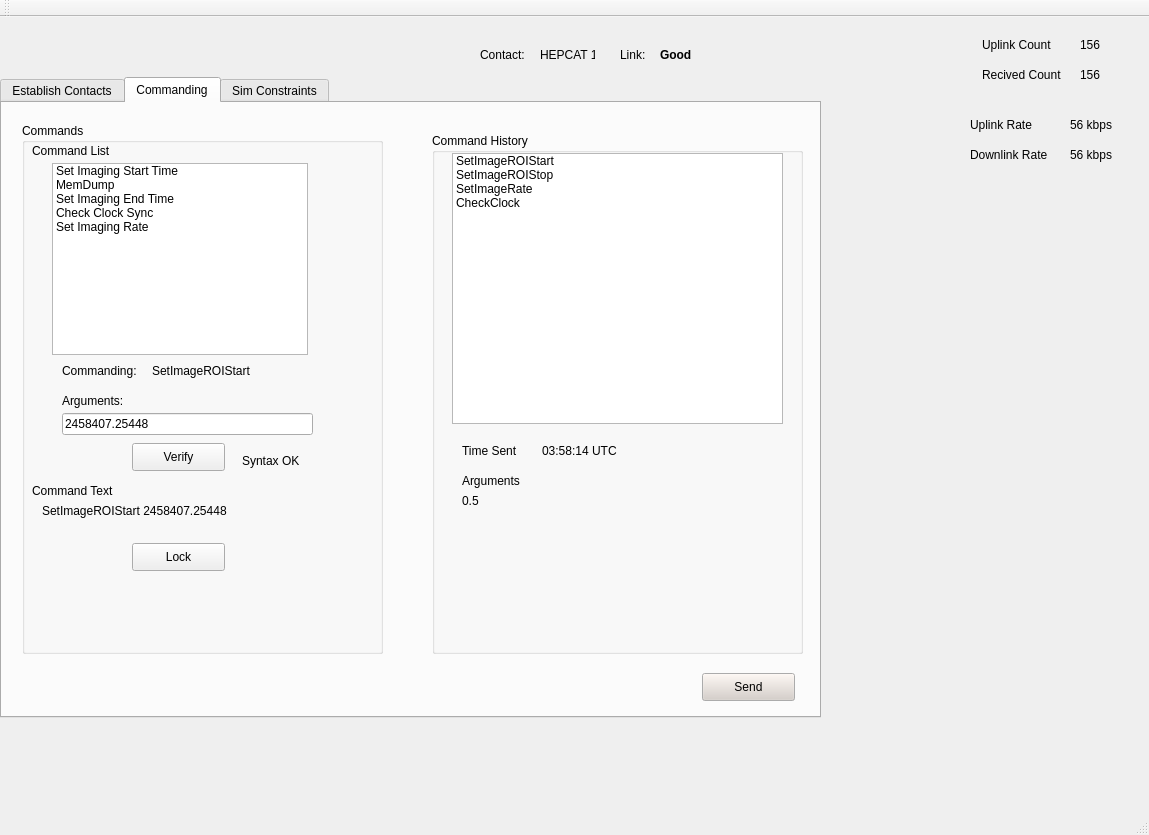
The window that cdh/sgs/ground_control/CommandApplication/HEPCATSGCAPP/mainwindow.ui (bSolt/Project_HEPCATS) describes before a commit, drawn with Qt 5.
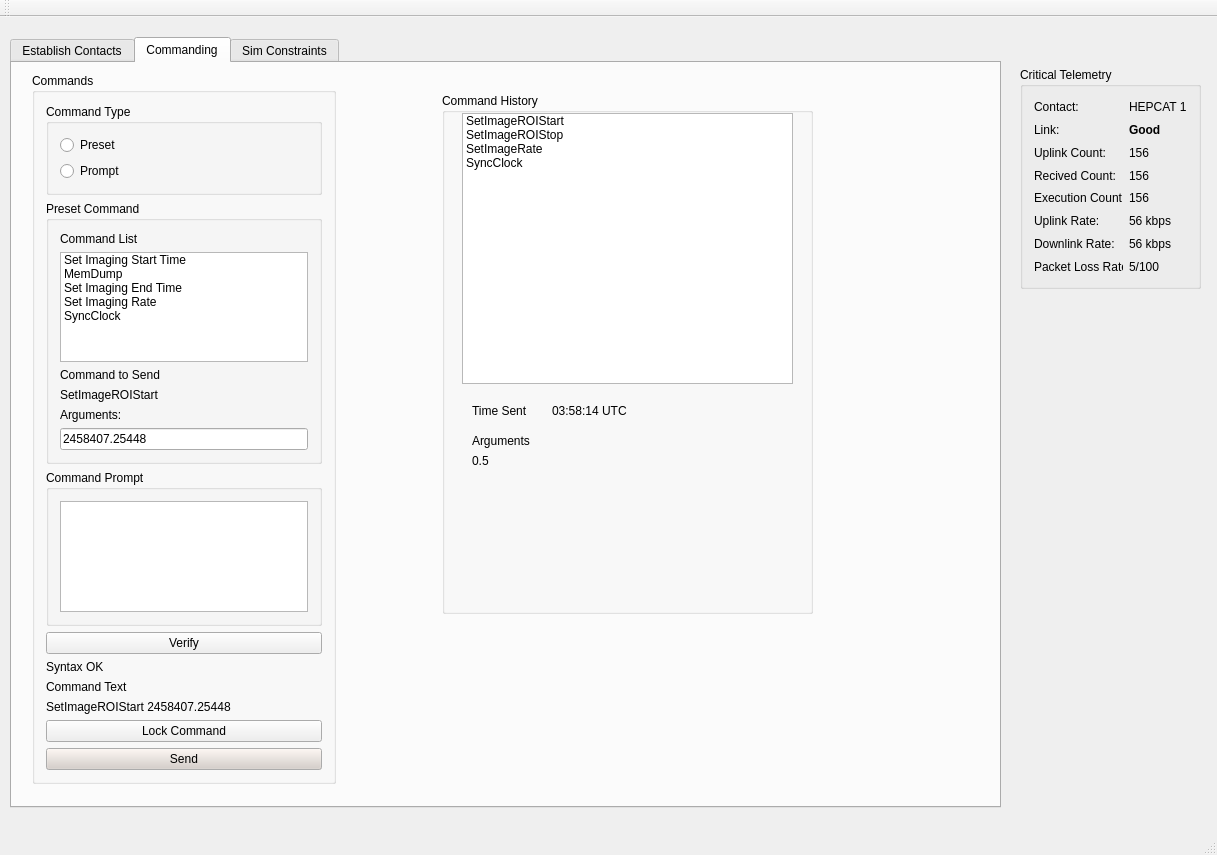
The same window after the commit. The open tabs and pages were chosen to show the change.

Patch:
```diff
--- a/cdh/sgs/ground_control/CommandApplication/HEPCATSGCAPP/mainwindow.ui
+++ b/cdh/sgs/ground_control/CommandApplication/HEPCATSGCAPP/mainwindow.ui
@@ -6,102 +6,62 @@
    <rect>
     <x>0</x>
     <y>0</y>
-    <width>1149</width>
-    <height>835</height>
+    <width>1217</width>
+    <height>855</height>
    </rect>
   </property>
   <property name="windowTitle">
-   <string>MainWindow</string>
+   <string>HEPCATS Command Application</string>
   </property>
   <widget class="QWidget" name="centralWidget">
-   <widget class="QLabel" name="label">
-    <property name="geometry">
-     <rect>
-      <x>982</x>
-      <y>20</y>
-      <width>71</width>
-      <height>16</height>
-     </rect>
-    </property>
-    <property name="text">
-     <string>Uplink Count</string>
-    </property>
-   </widget>
-   <widget class="QLabel" name="label_2">
-    <property name="geometry">
-     <rect>
-      <x>982</x>
-      <y>50</y>
-      <width>81</width>
-      <height>16</height>
-     </rect>
-    </property>
-    <property name="text">
-     <string>Recived Count</string>
-    </property>
-   </widget>
-   <widget class="QLabel" name="label_9">
-    <property name="geometry">
-     <rect>
-      <x>480</x>
-      <y>30</y>
-      <width>55</width>
-      <height>16</height>
-     </rect>
-    </property>
-    <property name="text">
-     <string>Contact:</string>
-    </property>
-   </widget>
-   <widget class="QLabel" name="ContactName">
-    <property name="geometry">
-     <rect>
-      <x>540</x>
-      <y>30</y>
-      <width>55</width>
-      <height>16</height>
-     </rect>
-    </property>
-    <property name="text">
-     <string>HEPCAT 1</string>
-    </property>
-   </widget>
    <widget class="QTabWidget" name="tabWidget">
     <property name="geometry">
      <rect>
-      <x>0</x>
-      <y>60</y>
-      <width>821</width>
-      <height>641</height>
+      <x>10</x>
+      <y>20</y>
+      <width>991</width>
+      <height>771</height>
      </rect>
     </property>
     <property name="currentIndex">
-     <number>2</number>
+     <number>0</number>
     </property>
     <widget class="QWidget" name="tab_2">
      <attribute name="title">
       <string>Establish Contacts</string>
      </attribute>
+     <widget class="QGroupBox" name="groupBox_5">
+      <property name="geometry">
+       <rect>
+        <x>10</x>
+        <y>20</y>
+        <width>341</width>
+        <height>181</height>
+       </rect>
+      </property>
+      <property name="title">
+       <string>Contact Selection</string>
+      </property>
      <widget class="QLabel" name="label_6">
       <property name="geometry">
        <rect>
-        <x>30</x>
-        <y>30</y>
-        <width>55</width>
-        <height>16</height>
+         <x>12</x>
+         <y>35</y>
+         <width>47</width>
+         <height>17</height>
        </rect>
       </property>
       <property name="text">
-       <string>Contacts</string>
+        <string>Contact:</string>
       </property>
      </widget>
      <widget class="QComboBox" name="comboBox">
       <property name="geometry">
        <rect>
-        <x>100</x>
-        <y>30</y>
-        <width>101</width>
-        <height>22</height>
+         <x>153</x>
+         <y>35</y>
+         <width>89</width>
+         <height>25</height>
        </rect>
       </property>
       <item>
@@ -123,92 +83,95 @@
      <widget class="QPushButton" name="pushButton_2">
       <property name="geometry">
        <rect>
-        <x>90</x>
-        <y>70</y>
-        <width>121</width>
-        <height>28</height>
+         <x>12</x>
+         <y>104</y>
+         <width>106</width>
+         <height>25</height>
        </rect>
       </property>
       <property name="text">
        <string>Establish Contact</string>
       </property>
      </widget>
+      <widget class="QGroupBox" name="groupBox_6">
+       <property name="geometry">
+        <rect>
+         <x>153</x>
+         <y>69</y>
+         <width>176</width>
+         <height>96</height>
+        </rect>
+       </property>
+       <property name="title">
+        <string>Contact Type:</string>
+       </property>
+       <layout class="QVBoxLayout" name="verticalLayout">
+        <item>
+         <widget class="QRadioButton" name="radioButton">
+          <property name="text">
+           <string>Master (Commanding)</string>
+          </property>
+         </widget>
+        </item>
+        <item>
+         <widget class="QRadioButton" name="radioButton_2">
+          <property name="text">
+           <string>Telemetry</string>
+          </property>
+         </widget>
+        </item>
+       </layout>
+      </widget>
+     </widget>
     </widget>
     <widget class="QWidget" name="CommandingTab">
      <attribute name="title">
       <string>Commanding</string>
      </attribute>
-     <widget class="QPushButton" name="SendCommand">
-      <property name="geometry">
-       <rect>
-        <x>700</x>
-        <y>570</y>
-        <width>93</width>
-        <height>28</height>
-       </rect>
-      </property>
-      <property name="palette">
-       <palette>
-        <active>
-         <colorrole role="Button">
-          <brush brushstyle="SolidPattern">
-           <color alpha="255">
-            <red>170</red>
-            <green>0</green>
-            <blue>0</blue>
-           </color>
-          </brush>
-         </colorrole>
-        </active>
-        <inactive>
-         <colorrole role="Button">
-          <brush brushstyle="SolidPattern">
-           <color alpha="255">
-            <red>214</red>
-            <green>206</green>
-            <blue>200</blue>
-           </color>
-          </brush>
-         </colorrole>
-        </inactive>
-        <disabled>
-         <colorrole role="Button">
-          <brush brushstyle="SolidPattern">
-           <color alpha="255">
-            <red>214</red>
-            <green>206</green>
-            <blue>200</blue>
-           </color>
-          </brush>
-         </colorrole>
-        </disabled>
-       </palette>
-      </property>
-      <property name="text">
-       <string>Send</string>
-      </property>
-     </widget>
      <widget class="QGroupBox" name="groupBox_2">
       <property name="geometry">
        <rect>
         <x>20</x>
-        <y>20</y>
-        <width>361</width>
-        <height>531</height>
+        <y>10</y>
+        <width>304</width>
+        <height>711</height>
        </rect>
       </property>
       <property name="title">
        <string>Commands</string>
       </property>
+      <layout class="QVBoxLayout" name="verticalLayout_2">
+       <item>
+        <widget class="QGroupBox" name="groupBox_8">
+         <property name="title">
+          <string>Command Type</string>
+         </property>
+         <layout class="QVBoxLayout" name="verticalLayout_3">
+          <item>
+           <widget class="QRadioButton" name="radioButton_3">
+            <property name="text">
+             <string>Preset</string>
+            </property>
+           </widget>
+          </item>
+          <item>
+           <widget class="QRadioButton" name="radioButton_4">
+            <property name="text">
+             <string>Prompt</string>
+            </property>
+           </widget>
+          </item>
+         </layout>
+        </widget>
+       </item>
+       <item>
+        <widget class="QGroupBox" name="groupBox_7">
+         <property name="title">
+          <string>Preset Command</string>
+         </property>
+         <layout class="QGridLayout" name="gridLayout_2">
+          <item row="1" column="0">
       <widget class="QListWidget" name="CommandList">
-       <property name="geometry">
-        <rect>
-         <x>30</x>
-         <y>40</y>
-         <width>256</width>
-         <height>192</height>
-        </rect>
-       </property>
        <item>
         <property name="text">
          <string>Set Imaging Start Time</string>
@@ -224,147 +187,148 @@
          <string>Set Imaging End Time</string>
         </property>
        </item>
-       <item>
-        <property name="text">
-         <string>Check Clock Sync</string>
-        </property>
-       </item>
        <item>
         <property name="text">
          <string>Set Imaging Rate</string>
         </property>
        </item>
-      </widget>
+            <item>
+             <property name="text">
+              <string>SyncClock</string>
+             </property>
+            </item>
+           </widget>
+          </item>
+          <item row="5" column="0">
+           <widget class="QLabel" name="label_3">
+            <property name="text">
+             <string>Arguments:</string>
+            </property>
+           </widget>
+          </item>
+          <item row="0" column="0">
       <widget class="QLabel" name="label_4">
-       <property name="geometry">
-        <rect>
-         <x>10</x>
-         <y>20</y>
-         <width>111</width>
-         <height>16</height>
-        </rect>
-       </property>
        <property name="text">
         <string>Command List</string>
        </property>
       </widget>
+          </item>
+          <item row="3" column="0">
       <widget class="QLabel" name="label_8">
-       <property name="geometry">
-        <rect>
-         <x>40</x>
-         <y>240</y>
-         <width>111</width>
-         <height>16</height>
-        </rect>
-       </property>
        <property name="text">
-        <string>Commanding:</string>
-       </property>
-      </widget>
-      <widget class="QLabel" name="CurrentCommand">
-       <property name="geometry">
-        <rect>
-         <x>130</x>
-         <y>240</y>
-         <width>121</width>
-         <height>16</height>
-        </rect>
-       </property>
-       <property name="text">
-        <string>SetImageROIStart</string>
-       </property>
-      </widget>
-      <widget class="QLabel" name="label_3">
-       <property name="geometry">
-        <rect>
-         <x>40</x>
-         <y>270</y>
-         <width>91</width>
-         <height>16</height>
-        </rect>
-       </property>
-       <property name="text">
-        <string>Arguments:</string>
-       </property>
-      </widget>
+             <string>Command to Send</string>
+            </property>
+           </widget>
+          </item>
+          <item row="6" column="0">
       <widget class="QLineEdit" name="lineEdit">
-       <property name="geometry">
-        <rect>
-         <x>40</x>
-         <y>290</y>
-         <width>251</width>
-         <height>22</height>
-        </rect>
-       </property>
        <property name="text">
         <string>2458407.25448</string>
        </property>
       </widget>
+          </item>
+          <item row="4" column="0">
+           <widget class="QLabel" name="CurrentCommand">
+            <property name="text">
+             <string>SetImageROIStart</string>
+            </property>
+           </widget>
+          </item>
+         </layout>
+        </widget>
+       </item>
+       <item>
+        <widget class="QGroupBox" name="groupBox_9">
+         <property name="title">
+          <string>Command Prompt</string>
+         </property>
+         <layout class="QVBoxLayout" name="verticalLayout_4">
+          <item>
+           <widget class="QPlainTextEdit" name="plainTextEdit"/>
+          </item>
+         </layout>
+        </widget>
+       </item>
+       <item>
       <widget class="QPushButton" name="pushButton">
-       <property name="geometry">
-        <rect>
-         <x>110</x>
-         <y>320</y>
-         <width>93</width>
-         <height>28</height>
-        </rect>
-       </property>
        <property name="text">
         <string>Verify</string>
        </property>
       </widget>
+       </item>
+       <item>
       <widget class="QLabel" name="SyntaxStatus">
-       <property name="geometry">
-        <rect>
-         <x>220</x>
-         <y>330</y>
-         <width>91</width>
-         <height>16</height>
-        </rect>
-       </property>
        <property name="text">
         <string>Syntax OK</string>
        </property>
       </widget>
+       </item>
+       <item>
       <widget class="QLabel" name="label_5">
-       <property name="geometry">
-        <rect>
-         <x>10</x>
-         <y>360</y>
-         <width>91</width>
-         <height>16</height>
-        </rect>
-       </property>
        <property name="text">
         <string>Command Text</string>
        </property>
       </widget>
+       </item>
+       <item>
       <widget class="QLabel" name="CommandToSend">
-       <property name="geometry">
-        <rect>
-         <x>20</x>
-         <y>380</y>
-         <width>261</width>
-         <height>16</height>
-        </rect>
-       </property>
        <property name="text">
         <string>SetImageROIStart 2458407.25448 </string>
        </property>
       </widget>
+       </item>
+       <item>
       <widget class="QPushButton" name="pushButton_3">
-       <property name="geometry">
-        <rect>
-         <x>110</x>
-         <y>420</y>
-         <width>93</width>
-         <height>28</height>
-        </rect>
-       </property>
+         <property name="text">
+          <string>Lock Command</string>
+         </property>
+        </widget>
+       </item>
+       <item>
+        <widget class="QPushButton" name="SendCommand">
+         <property name="palette">
+          <palette>
+           <active>
+            <colorrole role="Button">
+             <brush brushstyle="SolidPattern">
+              <color alpha="255">
+               <red>170</red>
+               <green>0</green>
+               <blue>0</blue>
+              </color>
+             </brush>
+            </colorrole>
+           </active>
+           <inactive>
+            <colorrole role="Button">
+             <brush brushstyle="SolidPattern">
+              <color alpha="255">
+               <red>214</red>
+               <green>206</green>
+               <blue>200</blue>
+              </color>
+             </brush>
+            </colorrole>
+           </inactive>
+           <disabled>
+            <colorrole role="Button">
+             <brush brushstyle="SolidPattern">
+              <color alpha="255">
+               <red>214</red>
+               <green>206</green>
+               <blue>200</blue>
+              </color>
+             </brush>
+            </colorrole>
+           </disabled>
+          </palette>
+         </property>
        <property name="text">
-        <string>Lock</string>
-       </property>
-      </widget>
+          <string>Send</string>
+         </property>
+        </widget>
+       </item>
+      </layout>
      </widget>
      <widget class="QGroupBox" name="groupBox_3">
       <property name="geometry">
@@ -404,7 +368,7 @@
        </item>
        <item>
         <property name="text">
-         <string>CheckClock</string>
+         <string>SyncClock</string>
         </property>
        </item>
       </widget>
@@ -466,61 +430,80 @@
      <attribute name="title">
       <string>Sim Constraints</string>
      </attribute>
+     <widget class="QGroupBox" name="groupBox">
+      <property name="geometry">
+       <rect>
+        <x>390</x>
+        <y>20</y>
+        <width>221</width>
+        <height>121</height>
+       </rect>
+      </property>
+      <property name="title">
+       <string>Network Setup</string>
+      </property>
+      <layout class="QGridLayout" name="gridLayout_3">
+       <item row="0" column="0">
+        <widget class="QLabel" name="label_28">
+         <property name="text">
+          <string>S/C IP:</string>
+         </property>
+        </widget>
+       </item>
+       <item row="1" column="0">
+        <widget class="QLabel" name="label_27">
+         <property name="text">
+          <string>Port:</string>
+         </property>
+        </widget>
+       </item>
+       <item row="0" column="1">
+        <widget class="QLineEdit" name="lineEdit_4">
+         <property name="inputMask">
+          <string>000.000.000.000;_</string>
+         </property>
+        </widget>
+       </item>
+       <item row="1" column="1">
+        <widget class="QLineEdit" name="lineEdit_5"/>
+       </item>
+      </layout>
+     </widget>
+     <widget class="QGroupBox" name="groupBox_10">
+      <property name="geometry">
+       <rect>
+        <x>30</x>
+        <y>30</y>
+        <width>311</width>
+        <height>111</height>
+       </rect>
+      </property>
+      <property name="title">
+       <string>Link Conditions:</string>
+      </property>
+      <layout class="QGridLayout" name="gridLayout_4">
+       <item row="0" column="0">
      <widget class="QLabel" name="label_11">
-      <property name="geometry">
-       <rect>
-        <x>40</x>
-        <y>30</y>
-        <width>91</width>
-        <height>16</height>
-       </rect>
-      </property>
       <property name="text">
        <string>Uplink Rate</string>
       </property>
      </widget>
+       </item>
+       <item row="1" column="0">
      <widget class="QLabel" name="label_12">
-      <property name="geometry">
-       <rect>
-        <x>40</x>
-        <y>60</y>
-        <width>91</width>
-        <height>16</height>
-       </rect>
-      </property>
       <property name="text">
        <string>Downlink Rate</string>
       </property>
      </widget>
-     <widget class="QLineEdit" name="lineEdit_2">
-      <property name="geometry">
-       <rect>
-        <x>140</x>
-        <y>30</y>
-        <width>113</width>
-        <height>22</height>
-       </rect>
-      </property>
-     </widget>
-     <widget class="QLineEdit" name="lineEdit_3">
-      <property name="geometry">
-       <rect>
-        <x>140</x>
-        <y>60</y>
-        <width>113</width>
-        <height>22</height>
-       </rect>
-      </property>
-     </widget>
+       </item>
+       <item row="0" column="1">
+        <widget class="QLineEdit" name="lineEdit_2"/>
+       </item>
+       <item row="1" column="1">
+        <widget class="QLineEdit" name="lineEdit_3"/>
+       </item>
+       <item row="0" column="2">
      <widget class="QComboBox" name="UplinkScale">
-      <property name="geometry">
-       <rect>
-        <x>260</x>
-        <y>30</y>
-        <width>79</width>
-        <height>22</height>
-       </rect>
-      </property>
       <item>
        <property name="text">
         <string>Mbps</string>
@@ -537,15 +520,9 @@
        </property>
       </item>
      </widget>
+       </item>
+       <item row="1" column="2">
      <widget class="QComboBox" name="DownlinkScale">
-      <property name="geometry">
-       <rect>
-        <x>260</x>
-        <y>60</y>
-        <width>79</width>
-        <height>22</height>
-       </rect>
-      </property>
       <item>
        <property name="text">
         <string>Mbps</string>
@@ -562,43 +539,117 @@
        </property>
       </item>
      </widget>
-     <widget class="QGroupBox" name="groupBox">
+       </item>
+      </layout>
+     </widget>
+    </widget>
+   </widget>
+   <widget class="QGroupBox" name="groupBox_4">
       <property name="geometry">
        <rect>
-        <x>20</x>
-        <y>10</y>
-        <width>331</width>
-        <height>81</height>
+      <x>1020</x>
+      <y>50</y>
+      <width>181</width>
+      <height>222</height>
        </rect>
       </property>
       <property name="title">
-       <string>Command Rates</string>
-      </property>
-     </widget>
-    </widget>
-   </widget>
+     <string>Critical Telemetry</string>
+    </property>
+    <layout class="QGridLayout" name="gridLayout">
+     <item row="7" column="1">
+      <widget class="QLabel" name="label_16">
+       <property name="text">
+        <string>56 kbps</string>
+       </property>
+      </widget>
+     </item>
+     <item row="0" column="1">
+      <widget class="QLabel" name="ContactName">
+       <property name="text">
+        <string>HEPCAT 1</string>
+       </property>
+      </widget>
+     </item>
+     <item row="1" column="0">
    <widget class="QLabel" name="label_7">
-    <property name="geometry">
-     <rect>
-      <x>620</x>
-      <y>30</y>
-      <width>55</width>
-      <height>16</height>
-     </rect>
-    </property>
     <property name="text">
      <string>Link:</string>
     </property>
    </widget>
+     </item>
+     <item row="6" column="1">
+      <widget class="QLabel" name="label_15">
+       <property name="text">
+        <string>56 kbps</string>
+       </property>
+      </widget>
+     </item>
+     <item row="7" column="0">
+      <widget class="QLabel" name="label_14">
+       <property name="text">
+        <string>Downlink Rate:</string>
+       </property>
+      </widget>
+     </item>
+     <item row="0" column="0">
+      <widget class="QLabel" name="label_9">
+       <property name="text">
+        <string>Contact:</string>
+       </property>
+      </widget>
+     </item>
+     <item row="8" column="1">
+      <widget class="QLabel" name="label_24">
+       <property name="text">
+        <string>5/100</string>
+       </property>
+      </widget>
+     </item>
+     <item row="6" column="0">
+      <widget class="QLabel" name="label_13">
+       <property name="text">
+        <string>Uplink Rate:</string>
+       </property>
+      </widget>
+     </item>
+     <item row="8" column="0">
+      <widget class="QLabel" name="label_23">
+       <property name="text">
+        <string>Packet Loss Rate:</string>
+       </property>
+      </widget>
+     </item>
+     <item row="2" column="0">
+      <widget class="QLabel" name="label">
+       <property name="text">
+        <string>Uplink Count:</string>
+       </property>
+      </widget>
+     </item>
+     <item row="2" column="1">
+      <widget class="QLabel" name="label_21">
+       <property name="text">
+        <string>156</string>
+       </property>
+      </widget>
+     </item>
+     <item row="5" column="0">
+      <widget class="QLabel" name="label_25">
+       <property name="text">
+        <string>Execution Count:</string>
+       </property>
+      </widget>
+     </item>
+     <item row="5" column="1">
+      <widget class="QLabel" name="label_26">
+       <property name="text">
+        <string>156</string>
+       </property>
+      </widget>
+     </item>
+     <item row="1" column="1">
    <widget class="QLabel" name="label_10">
-    <property name="geometry">
-     <rect>
-      <x>660</x>
-      <y>30</y>
-      <width>55</width>
-      <height>16</height>
-     </rect>
-    </property>
     <property name="font">
      <font>
       <weight>75</weight>
@@ -609,83 +660,22 @@
      <string>Good</string>
     </property>
    </widget>
-   <widget class="QLabel" name="label_13">
-    <property name="geometry">
-     <rect>
-      <x>970</x>
-      <y>100</y>
-      <width>71</width>
-      <height>16</height>
-     </rect>
-    </property>
+     </item>
+     <item row="3" column="0">
+      <widget class="QLabel" name="label_2">
     <property name="text">
-     <string>Uplink Rate</string>
-    </property>
-   </widget>
-   <widget class="QLabel" name="label_14">
-    <property name="geometry">
-     <rect>
-      <x>970</x>
-      <y>130</y>
-      <width>81</width>
-      <height>16</height>
-     </rect>
-    </property>
-    <property name="text">
-     <string>Downlink Rate</string>
-    </property>
-   </widget>
-   <widget class="QLabel" name="label_15">
-    <property name="geometry">
-     <rect>
-      <x>1070</x>
-      <y>100</y>
-      <width>55</width>
-      <height>16</height>
-     </rect>
-    </property>
-    <property name="text">
-     <string>56 kbps</string>
-    </property>
-   </widget>
-   <widget class="QLabel" name="label_16">
-    <property name="geometry">
-     <rect>
-      <x>1070</x>
-      <y>130</y>
-      <width>55</width>
-      <height>16</height>
-     </rect>
-    </property>
-    <property name="text">
-     <string>56 kbps</string>
-    </property>
-   </widget>
-   <widget class="QLabel" name="label_21">
-    <property name="geometry">
-     <rect>
-      <x>1080</x>
-      <y>20</y>
-      <width>55</width>
-      <height>16</height>
-     </rect>
-    </property>
-    <property name="text">
-     <string>156</string>
-    </property>
-   </widget>
+        <string>Recived Count:</string>
+       </property>
+      </widget>
+     </item>
+     <item row="3" column="1">
    <widget class="QLabel" name="label_22">
-    <property name="geometry">
-     <rect>
-      <x>1080</x>
-      <y>50</y>
-      <width>55</width>
-      <height>16</height>
-     </rect>
-    </property>
     <property name="text">
      <string>156</string>
     </property>
+      </widget>
+     </item>
+    </layout>
    </widget>
   </widget>
   <widget class="QMenuBar" name="menuBar">
@@ -693,8 +683,8 @@
     <rect>
      <x>0</x>
      <y>0</y>
-     <width>1149</width>
-     <height>25</height>
+     <width>1217</width>
+     <height>23</height>
     </rect>
    </property>
   </widget>
```
Lines whose indentation alone changed are shown as unchanged.
